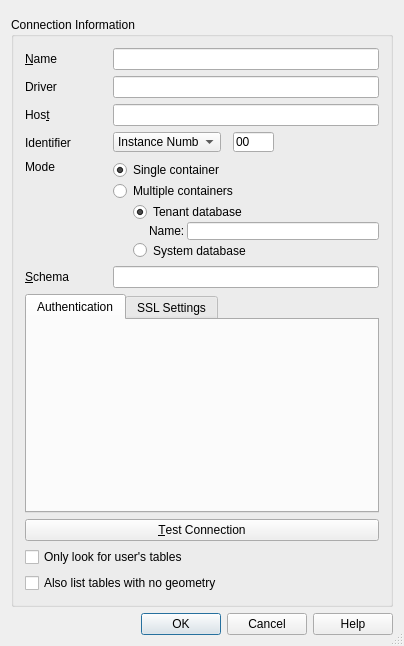
Before: the Qt Designer form src/ui/qgshananewconnectionbase.ui in qgis/QGIS, drawn with Qt 5.
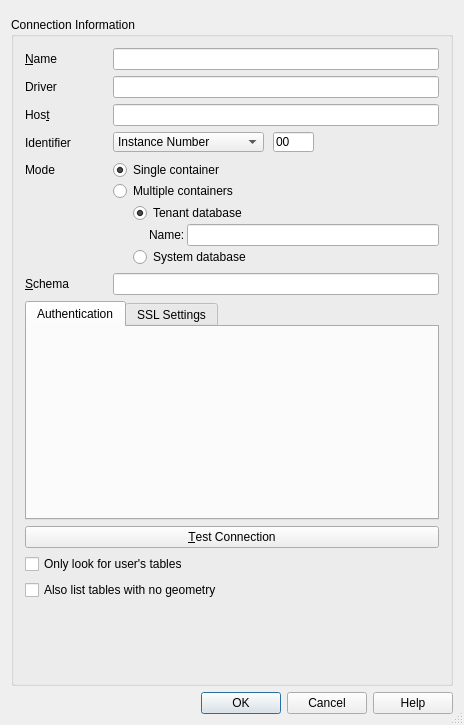
After: the same form once the commit is applied. Custom widgets are drawn as their Qt base class.

Commit message: Enlarge identifier combobox in HANA connection dialog

```diff
--- a/src/ui/qgshananewconnectionbase.ui
+++ b/src/ui/qgshananewconnectionbase.ui
@@ -6,8 +6,8 @@
    <rect>
     <x>0</x>
     <y>0</y>
-    <width>404</width>
-    <height>621</height>
+    <width>464</width>
+    <height>725</height>
    </rect>
   </property>
   <property name="sizePolicy">
@@ -372,7 +372,7 @@
             <rect>
              <x>0</x>
              <y>0</y>
-             <width>108</width>
+             <width>151</width>
              <height>20</height>
             </rect>
            </property>
@@ -390,7 +390,7 @@
           <widget class="QLineEdit" name="txtIdentifier">
            <property name="geometry">
             <rect>
-             <x>120</x>
+             <x>160</x>
              <y>0</y>
              <width>41</width>
              <height>20</height>
```
Left out of the diff: 2 changed lines with no effect on the pictures.
